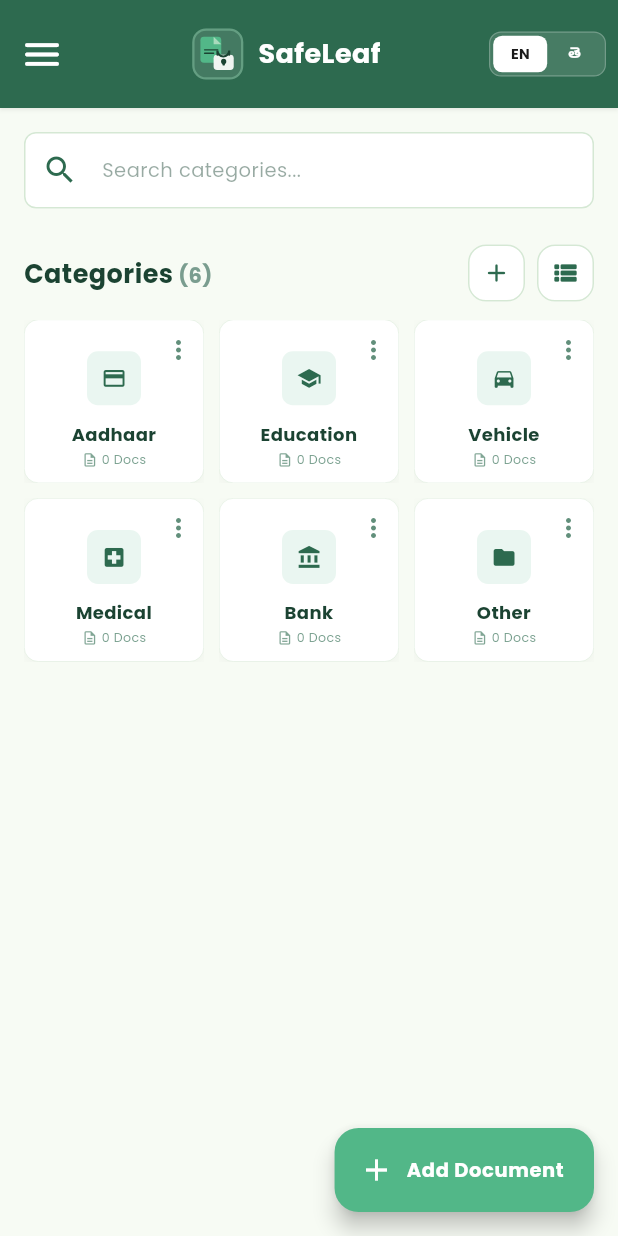
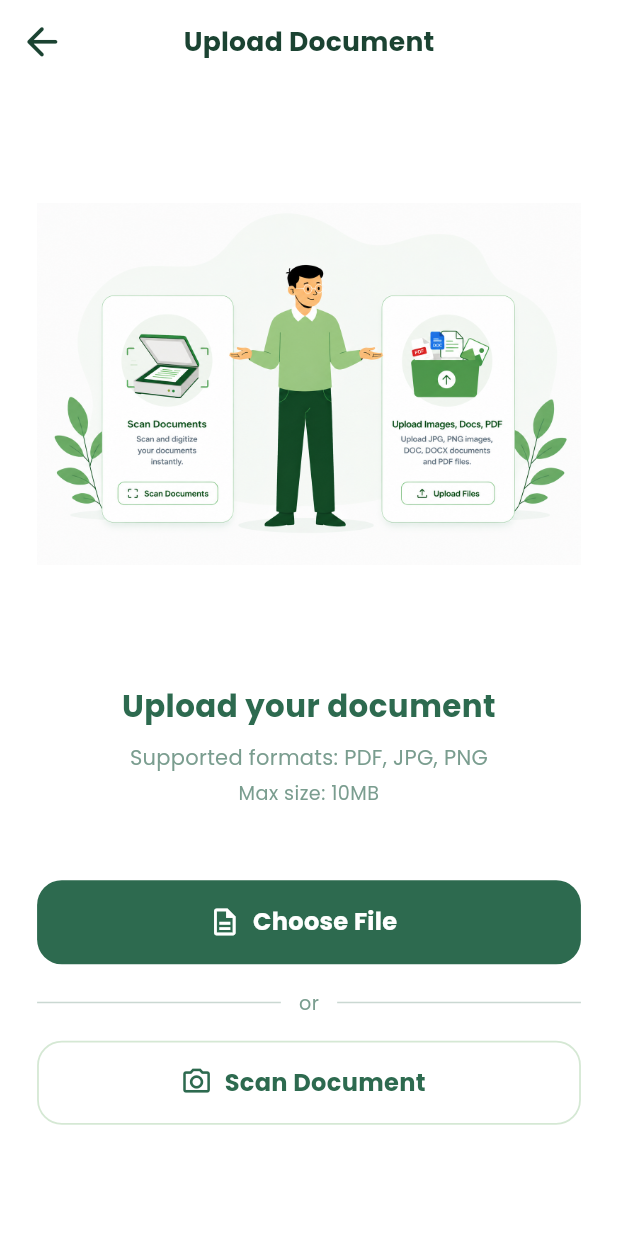
Before and after one commit to VamsiDamodar/SafeLeaf, a Flutter app: the HomeView screen opened by its route, after a tap on "Add Document", on a phone screen of 412 x 824 dp. Run offline on Flutter 3.47's test engine with Material 3 defaults, Android fonts, the phone set to English and light mode, and no system bars; our stand-ins replace flutter_native_splash, flutter_secure_storage, get, local_auth, sqflite; accounts and stored records are empty.

Commit message:
Upload screen Completed

```diff
--- a/lib/modules/home/viewmodel/home_controller.dart
+++ b/lib/modules/home/viewmodel/home_controller.dart
@@ -142,7 +142,7 @@ class HomeController extends GetxController {
   }
 
   void addDocument() {
-    Get.toNamed('/add-document');
+    Get.toNamed('/upload-document');
   }
 
   void toggleLanguage() {
--- /dev/null
+++ b/lib/modules/upload_document/upload_document_binding.dart
@@ -0,0 +1,9 @@
+import 'package:get/get.dart';
+import 'package:safeleaf/modules/upload_document/upload_document_viewmodel.dart';
+
+class UploadDocumentBinding extends Bindings {
+  @override
+  void dependencies() {
+    Get.lazyPut<UploadDocumentViewModel>(() => UploadDocumentViewModel());
+  }
+}
--- /dev/null
+++ b/lib/modules/upload_document/upload_document_view.dart
@@ -0,0 +1,199 @@
+import 'package:flutter/material.dart';
+import 'package:get/get.dart';
+import 'package:safeleaf/modules/upload_document/upload_document_viewmodel.dart';
+import 'package:safeleaf/utils/app_colors.dart';
+import 'package:safeleaf/utils/app_textstyles.dart';
+
+class UploadDocumentView extends GetView<UploadDocumentViewModel> {
+  const UploadDocumentView({super.key});
+
+  @override
+  Widget build(BuildContext context) {
+    return LayoutBuilder(
+      builder: (context, constraints) {
+        final screenWidth = constraints.maxWidth;
+        final screenHeight = constraints.maxHeight;
+        // final screenWidth * 0.06 = screenWidth * 0.06;
+
+        final headingFontSize = screenWidth * 0.05;
+        final subTextFontSize = screenWidth * 0.034;
+        final smallTextFontSize = screenWidth * 0.031;
+        final buttonHeight = screenHeight * 0.068;
+        final buttonFontSize = screenWidth * 0.039;
+        final iconSize = screenWidth * 0.052;
+        final appBarTitleSize = screenWidth * 0.043;
+        return Scaffold(
+          backgroundColor: AppColors.surface,
+          appBar: AppBar(
+            backgroundColor: AppColors.surface,
+            elevation: 0,
+            centerTitle: true,
+            leading: IconButton(
+              onPressed: controller.onBackTap,
+              icon: Icon(
+                Icons.arrow_back_rounded,
+                color: AppColors.primaryDark,
+                size: screenWidth * 0.075,
+              ),
+            ),
+            title: Text(
+              'Upload Document',
+              style: AppTextStyles.drawerItem.copyWith(
+                color: AppColors.primaryDark,
+                fontWeight: FontWeight.w600,
+                fontSize: appBarTitleSize,
+              ),
+            ),
+            actions: [
+              SizedBox(width: screenWidth * 0.12),
+            ],
+          ),
+          body: SafeArea(
+            child: Padding(
+              padding: EdgeInsets.symmetric(horizontal: screenWidth * 0.06),
+              child: Column(
+                children: [
+                  Center(
+                    child: Image.asset(
+                      'assets/upload_doc_image.png',
+                      height: 400,
+                      width: 400,
+                      fit: BoxFit.contain,
+                    ),
+                  ),
+                  Text(
+                    'Upload your document',
+                    style: AppTextStyles.drawerHeaderTitle.copyWith(
+                      color: AppColors.primary,
+                      fontSize: headingFontSize,
+                    ),
+                    textAlign: TextAlign.center,
+                  ),
+
+                  SizedBox(height: screenHeight * 0.012),
+
+                  Text(
+                    'Supported formats: PDF, JPG, PNG',
+                    style: AppTextStyles.drawerItem.copyWith(
+                      color: AppColors.textSecondary,
+                      fontSize: subTextFontSize,
+                      fontWeight: FontWeight.w500,
+                    ),
+                    textAlign: TextAlign.center,
+                  ),
+
+                  SizedBox(height: screenHeight * 0.005),
+
+                  Text(
+                    'Max size: 10MB',
+                    style: AppTextStyles.drawerFooter.copyWith(
+                      color: AppColors.textSecondary,
+                      fontSize: smallTextFontSize,
+                    ),
+                    textAlign: TextAlign.center,
+                  ),
+
+                  const Spacer(),
+
+                  SizedBox(
+                    width: double.infinity,
+                    height: buttonHeight.clamp(48, 58),
+                    child: ElevatedButton.icon(
+                      onPressed: controller.onChooseFileTap,
+                      icon: Icon(
+                        Icons.description_outlined,
+                        color: Colors.white,
+                        size: iconSize,
+                      ),
+                      label: Text(
+                        'Choose File',
+                        style: AppTextStyles.drawerItem.copyWith(
+                          color: Colors.white,
+                          fontWeight: FontWeight.w600,
+                          fontSize: buttonFontSize,
+                        ),
+                      ),
+                      style: ElevatedButton.styleFrom(
+                        elevation: 0,
+                        backgroundColor: AppColors.primary,
+                        foregroundColor: Colors.white,
+                        shape: RoundedRectangleBorder(
+                          borderRadius: BorderRadius.circular(screenWidth * 0.04),
+                        ),
+                      ),
+                    ),
+                  ),
+
+                 SizedBox(height: screenHeight * 0.02),
+
+                  Row(
+                    children: [
+                      Expanded(
+                        child: Divider(
+                          color: AppColors.textSecondary.withOpacity(0.4),
+                          thickness: 1,
+                        ),
+                      ),
+
+                      Padding(
+                        padding: const EdgeInsets.symmetric(horizontal: 12),
+                        child: Text(
+                          'or',
+                          style: AppTextStyles.drawerFooter.copyWith(
+                            color: AppColors.textSecondary,
+                            fontSize: smallTextFontSize,
+                          ),
+                        ),
+                      ),
+
+                      Expanded(
+                        child: Divider(
+                          color: AppColors.textSecondary.withOpacity(0.4),
+                          thickness: 1,
+                        ),
+                      ),
+                    ],
+                  ),
+
+                  SizedBox(height: screenHeight * 0.02),
+                  SizedBox(
+                    width: double.infinity,
+                    height: buttonHeight.clamp(48, 58),
+                    child: OutlinedButton.icon(
+                      onPressed: controller.onScanDocumentTap,
+                      icon: Icon(
+                        Icons.camera_alt_outlined,
+                        color: AppColors.primary,
+                        size: iconSize,
+                      ),
+                      label: Text(
+                        'Scan Document',
+                        style: AppTextStyles.drawerItem.copyWith(
+                          color: AppColors.primary,
+                          fontWeight: FontWeight.w600,
+                          fontSize: buttonFontSize,
+                        ),
+                      ),
+                      style: OutlinedButton.styleFrom(
+                        backgroundColor: AppColors.surface,
+                        side: const BorderSide(
+                          color: AppColors.surfaceBorder,
+                          width: 1.2,
+                        ),
+                        shape: RoundedRectangleBorder(
+                          borderRadius: BorderRadius.circular(screenWidth * 0.04),
+                        ),
+                      ),
+                    ),
+                  ),
+
+                  SizedBox(height: screenHeight * 0.09),
+                ],
+              ),
+            ),
+          ),
+        );
+      },
+    );
+  }
+}
--- /dev/null
+++ b/lib/modules/upload_document/upload_document_viewmodel.dart
@@ -0,0 +1,15 @@
+import 'package:get/get.dart';
+
+class UploadDocumentViewModel extends GetxController {
+  void onBackTap() {
+    Get.back();
+  }
+
+  void onChooseFileTap() {
+    // TODO: file picker integrate cheyyali
+  }
+
+  void onScanDocumentTap() {
+    // TODO: scan document screen ki navigate cheyyali
+  }
+}
--- a/lib/routes/app_pages.dart
+++ b/lib/routes/app_pages.dart
@@ -9,6 +9,8 @@ import 'package:safeleaf/modules/home/binding/home_binding.dart';
 import 'package:safeleaf/modules/home/view/home_view.dart';
 import 'package:safeleaf/modules/splash/view/splash_view.dart';
 import 'package:safeleaf/modules/splash/binding/splash_binding.dart';
+import 'package:safeleaf/modules/upload_document/upload_document_binding.dart';
+import 'package:safeleaf/modules/upload_document/upload_document_view.dart';
 import 'package:safeleaf/routes/app_routes.dart';
 
 class AppPages {
@@ -40,5 +42,10 @@ class AppPages {
       page: () => const HomeView(),
       binding: HomeBinding(),
     ),
+    GetPage(
+      name: '/upload-document',
+      page: () => const UploadDocumentView(),
+      binding: UploadDocumentBinding(),
+    ),
   ];
 }
--- a/lib/routes/app_routes.dart
+++ b/lib/routes/app_routes.dart
@@ -1,8 +1,11 @@
+// ignore_for_file: constant_identifier_names
+
 abstract class Routes {
   static const SPLASH = '/splash';
   static const PIN_SETUP = '/pin-setup';
   static const BIOMETRIC_SETUP = '/biometric-setup';
   static const PIN_LOCK = '/pin-lock';
   static const HOME = '/home';
+  static const UPLOAD_DOCUMENT = '/upload-document';
 
 }
--- a/pubspec.yaml
+++ b/pubspec.yaml
@@ -35,6 +35,7 @@ flutter:
   uses-material-design: true
   assets:
     - assets/notfound.png
+    - assets/upload_doc_image.png
   fonts:
     - family: Poppins
       fonts:
```
Also changed, not shown: lib/data/database/app_database.dart (+13 -14 lines), assets/upload_doc_image.png (added).
